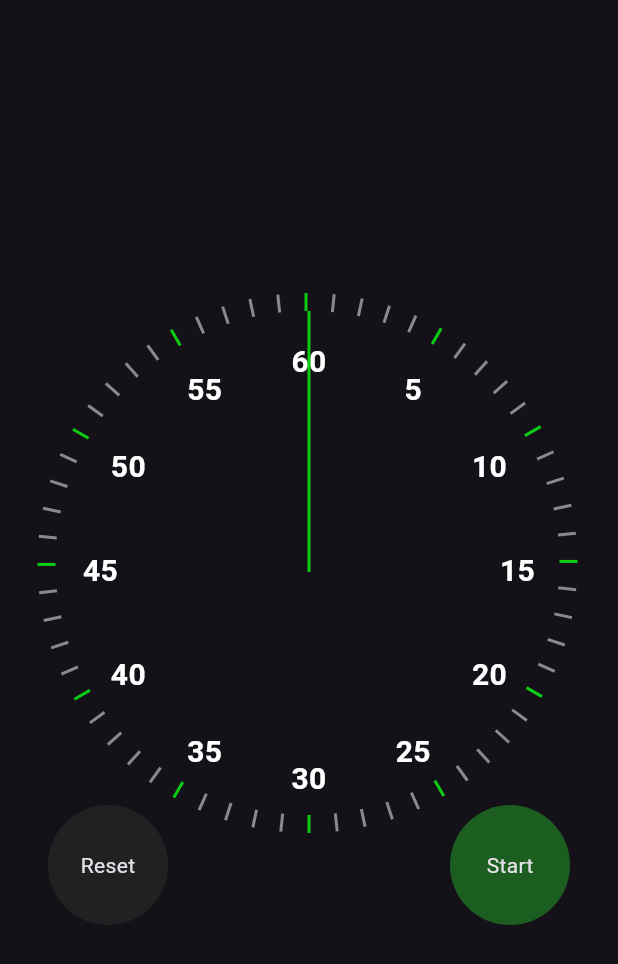
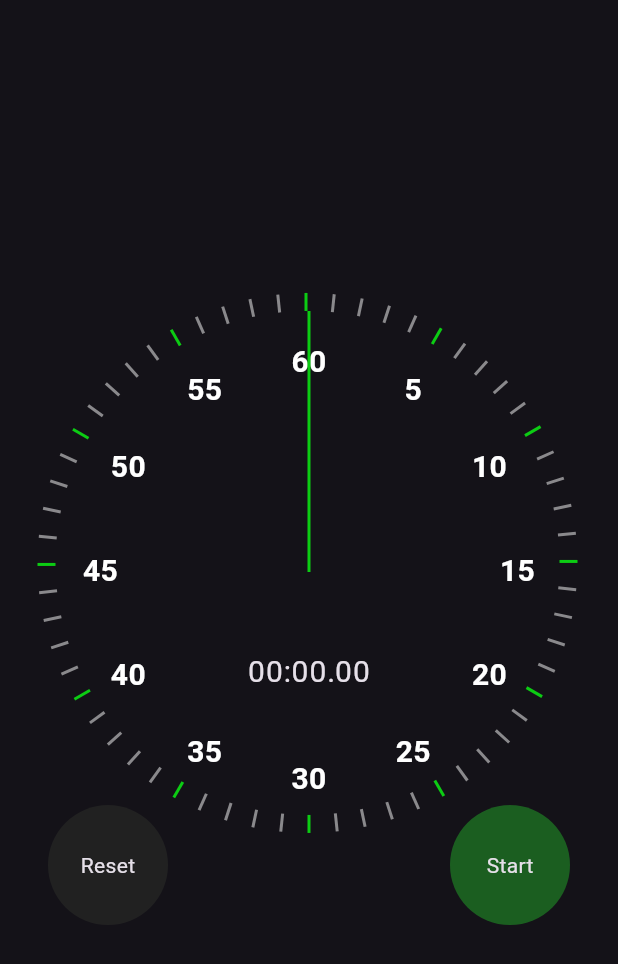
Before and after one commit to BenAuerDev/flutter_stopwatch, a Flutter app: the screen it shows after launch, on a phone screen of 412 x 824 dp. Shown: the top 964 px of the screen. Run offline on Flutter 3.47's test engine with Material 3 defaults, Android fonts, the phone set to English and light mode, and no system bars; our stand-ins replace hooks_riverpod.

Commit message:
add elapsed time text

```diff
--- a/lib/src/stopwatch/stopwatch_ticker_ui.dart
+++ b/lib/src/stopwatch/stopwatch_ticker_ui.dart
@@ -5,6 +5,7 @@
 import 'package:flutter_animated_stopwatch/src/controllers/stopwatch_service.dart';
 import 'package:hooks_riverpod/hooks_riverpod.dart';
 
+import 'package:flutter_animated_stopwatch/src/stopwatch/text/elapsed_time_text.dart';
 class StopwatchTickerUi extends ConsumerWidget {
   const StopwatchTickerUi({
     super.key,
@@ -17,7 +18,9 @@
   Widget build(BuildContext context, WidgetRef ref) {
     final elapsed = ref.watch(stopwatchProvider).currentlyElapsed;
 
-    return Positioned(
+    return Stack(
+      children: [
+        Positioned(
           left: radius,
           top: radius,
           child: ClockHand(
@@ -26,6 +29,14 @@
             rotationZAngle: pi + (2 * pi / 60000) * elapsed.inMilliseconds,
             color: const Color(0xFF0CCC13),
           ),
+        ),
+        Positioned(
+          left: 0,
+          right: 0,
+          top: radius * 1.3,
+          child: ElapsedTimeText(elapsed: elapsed),
+        ),
+      ],
     );
   }
 }
--- /dev/null
+++ b/lib/src/stopwatch/text/elapsed_time_text.dart
@@ -0,0 +1,31 @@
+import 'package:flutter/material.dart';
+import 'package:flutter_animated_stopwatch/src/stopwatch/text/time_digit.dart';
+
+class ElapsedTimeText extends StatelessWidget {
+  const ElapsedTimeText({super.key, required this.elapsed});
+  final Duration elapsed;
+
+  @override
+  Widget build(BuildContext context) {
+    final hundreds = (elapsed.inMilliseconds / 10) % 100;
+    final seconds = elapsed.inSeconds % 60;
+    final minutes = elapsed.inMinutes % 60;
+    final hundredsStr = hundreds.toStringAsFixed(0).padLeft(2, '0');
+    final secondsStr = seconds.toString().padLeft(2, '0');
+    final minutesStr = minutes.toString().padLeft(2, '0');
+    const digitWidth = 12.0;
+    return Row(
+      mainAxisAlignment: MainAxisAlignment.center,
+      children: [
+        TimeDigit(minutesStr.substring(0, 1), width: digitWidth),
+        TimeDigit(minutesStr.substring(1, 2), width: digitWidth),
+        const TimeDigit(':', width: 5),
+        TimeDigit(secondsStr.substring(0, 1), width: digitWidth),
+        TimeDigit(secondsStr.substring(1, 2), width: digitWidth),
+        const TimeDigit('.', width: 5),
+        TimeDigit(hundredsStr.substring(0, 1), width: digitWidth),
+        TimeDigit(hundredsStr.substring(1, 2), width: digitWidth),
+      ],
+    );
+  }
+}
--- /dev/null
+++ b/lib/src/stopwatch/text/time_digit.dart
@@ -0,0 +1,19 @@
+import 'package:flutter/material.dart';
+
+class TimeDigit extends StatelessWidget {
+  const TimeDigit(this.text, {super.key, required this.width});
+  final String text;
+  final double width;
+
+  @override
+  Widget build(BuildContext context) {
+    return SizedBox(
+      width: width,
+      child: Text(
+        text,
+        style: const TextStyle(fontSize: 20),
+        textAlign: TextAlign.center,
+      ),
+    );
+  }
+}
```
Lines whose indentation alone changed are shown as unchanged.
